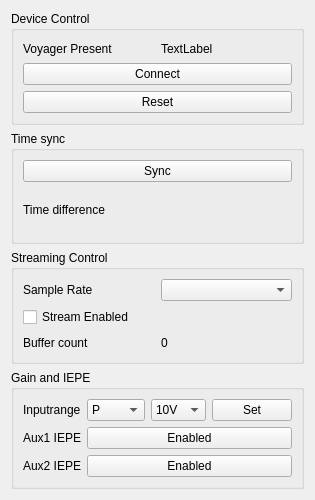
Microflown-Technologies/DAQ-Driver, file Debugger/Components/Controls.ui: the form before one commit.
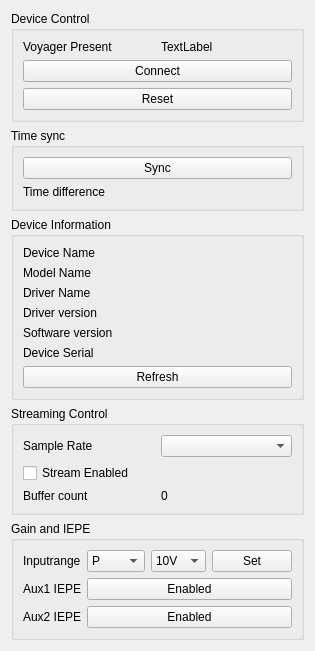
The form after the commit.

Commit message: Added functionality to get device information, changed method of handeling callback and added new callbacks

```diff
--- a/Debugger/Components/Controls.ui
+++ b/Debugger/Components/Controls.ui
@@ -7,44 +7,14 @@
     <x>0</x>
     <y>0</y>
     <width>300</width>
-    <height>500</height>
+    <height>631</height>
    </rect>
   </property>
   <property name="windowTitle">
    <string>Form</string>
   </property>
   <layout class="QGridLayout" name="gridLayout">
-   <item row="1" column="0">
-    <widget class="QGroupBox" name="grp_Sync">
-     <property name="title">
-      <string>Time sync</string>
-     </property>
-     <layout class="QGridLayout" name="gridLayout_3">
-      <item row="1" column="0">
-       <widget class="QLabel" name="label_2">
-        <property name="text">
-         <string>Time difference</string>
-        </property>
-       </widget>
-      </item>
-      <item row="1" column="1">
-       <widget class="QLabel" name="lbl_differenceMS">
-        <property name="text">
-         <string/>
-        </property>
-       </widget>
-      </item>
-      <item row="0" column="0" colspan="2">
-       <widget class="QPushButton" name="btn_Sync">
-        <property name="text">
-         <string>Sync</string>
-        </property>
-       </widget>
-      </item>
-     </layout>
-    </widget>
-   </item>
-   <item row="2" column="0">
+   <item row="3" column="0">
     <widget class="QGroupBox" name="grp_StreamControl">
      <property name="title">
       <string>Streaming Control</string>
@@ -124,7 +94,7 @@
      </layout>
     </widget>
    </item>
-   <item row="3" column="0">
+   <item row="4" column="0">
     <widget class="QGroupBox" name="groupBox">
      <property name="title">
       <string>Gain and IEPE</string>
@@ -237,6 +207,136 @@
      </layout>
     </widget>
    </item>
+   <item row="1" column="0">
+    <widget class="QGroupBox" name="grp_Sync">
+     <property name="title">
+      <string>Time sync</string>
+     </property>
+     <layout class="QGridLayout" name="gridLayout_3">
+      <item row="1" column="0">
+       <widget class="QLabel" name="label_2">
+        <property name="text">
+         <string>Time difference</string>
+        </property>
+       </widget>
+      </item>
+      <item row="1" column="1">
+       <widget class="QLabel" name="lbl_differenceMS">
+        <property name="text">
+         <string/>
+        </property>
+       </widget>
+      </item>
+      <item row="0" column="0" colspan="2">
+       <widget class="QPushButton" name="btn_Sync">
+        <property name="text">
+         <string>Sync</string>
+        </property>
+       </widget>
+      </item>
+     </layout>
+    </widget>
+   </item>
+   <item row="2" column="0">
+    <widget class="QGroupBox" name="groupBox_2">
+     <property name="title">
+      <string>Device Information</string>
+     </property>
+     <layout class="QGridLayout" name="gridLayout_6">
+      <item row="1" column="1">
+       <widget class="QLabel" name="lbl_modelName">
+        <property name="text">
+         <string/>
+        </property>
+       </widget>
+      </item>
+      <item row="6" column="1">
+       <widget class="QLabel" name="lbl_deviceSerial">
+        <property name="text">
+         <string/>
+        </property>
+       </widget>
+      </item>
+      <item row="0" column="0">
+       <widget class="QLabel" name="label_8">
+        <property name="text">
+         <string>Device Name</string>
+        </property>
+       </widget>
+      </item>
+      <item row="0" column="1">
+       <widget class="QLabel" name="lbl_deviceName">
+        <property name="text">
+         <string/>
+        </property>
+       </widget>
+      </item>
+      <item row="3" column="1">
+       <widget class="QLabel" name="lbl_driverVersion">
+        <property name="text">
+         <string/>
+        </property>
+       </widget>
+      </item>
+      <item row="1" column="0">
+       <widget class="QLabel" name="label_9">
+        <property name="text">
+         <string>Model Name</string>
+        </property>
+       </widget>
+      </item>
+      <item row="2" column="1">
+       <widget class="QLabel" name="lbl_driverName">
+        <property name="text">
+         <string/>
+        </property>
+       </widget>
+      </item>
+      <item row="4" column="1">
+       <widget class="QLabel" name="lbl_softwareVersion">
+        <property name="text">
+         <string/>
+        </property>
+       </widget>
+      </item>
+      <item row="3" column="0">
+       <widget class="QLabel" name="label_11">
+        <property name="text">
+         <string>Driver version</string>
+        </property>
+       </widget>
+      </item>
+      <item row="4" column="0">
+       <widget class="QLabel" name="label_12">
+        <property name="text">
+         <string>Software version</string>
+        </property>
+       </widget>
+      </item>
+      <item row="2" column="0">
+       <widget class="QLabel" name="label_10">
+        <property name="text">
+         <string>Driver Name</string>
+        </property>
+       </widget>
+      </item>
+      <item row="6" column="0">
+       <widget class="QLabel" name="label_13">
+        <property name="text">
+         <string>Device Serial</string>
+        </property>
+       </widget>
+      </item>
+      <item row="7" column="0" colspan="2">
+       <widget class="QPushButton" name="btn_refreshDeviceInfo">
+        <property name="text">
+         <string>Refresh</string>
+        </property>
+       </widget>
+      </item>
+     </layout>
+    </widget>
+   </item>
   </layout>
  </widget>
  <resources/>
```
The commit also changes 19 other files.
